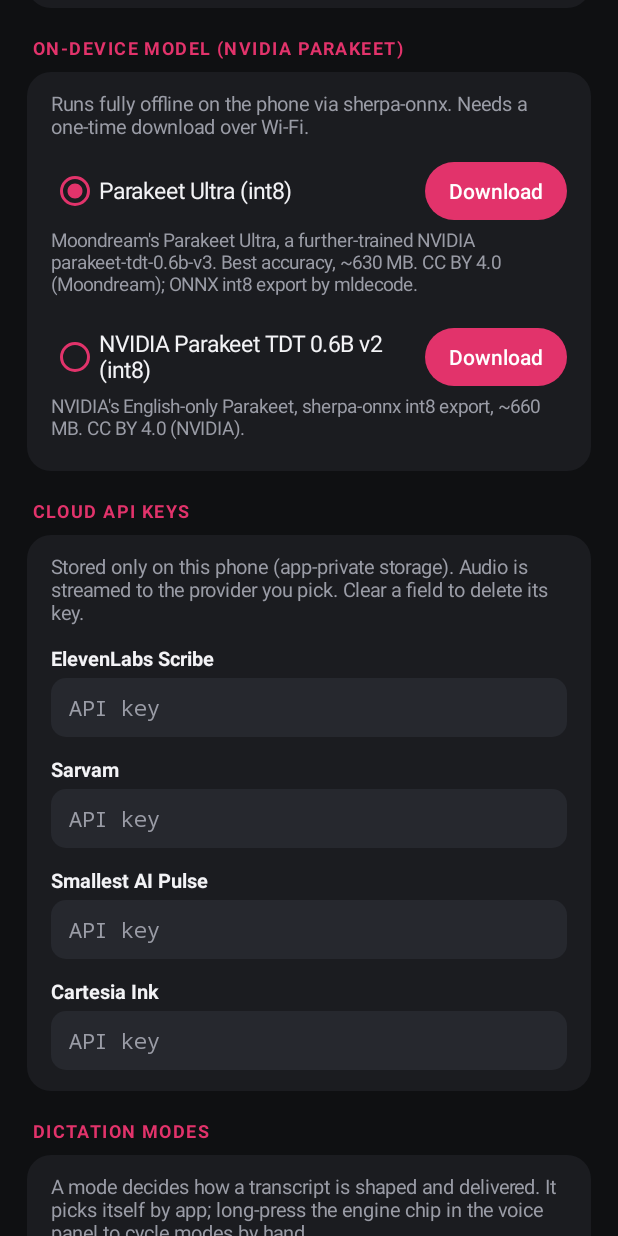
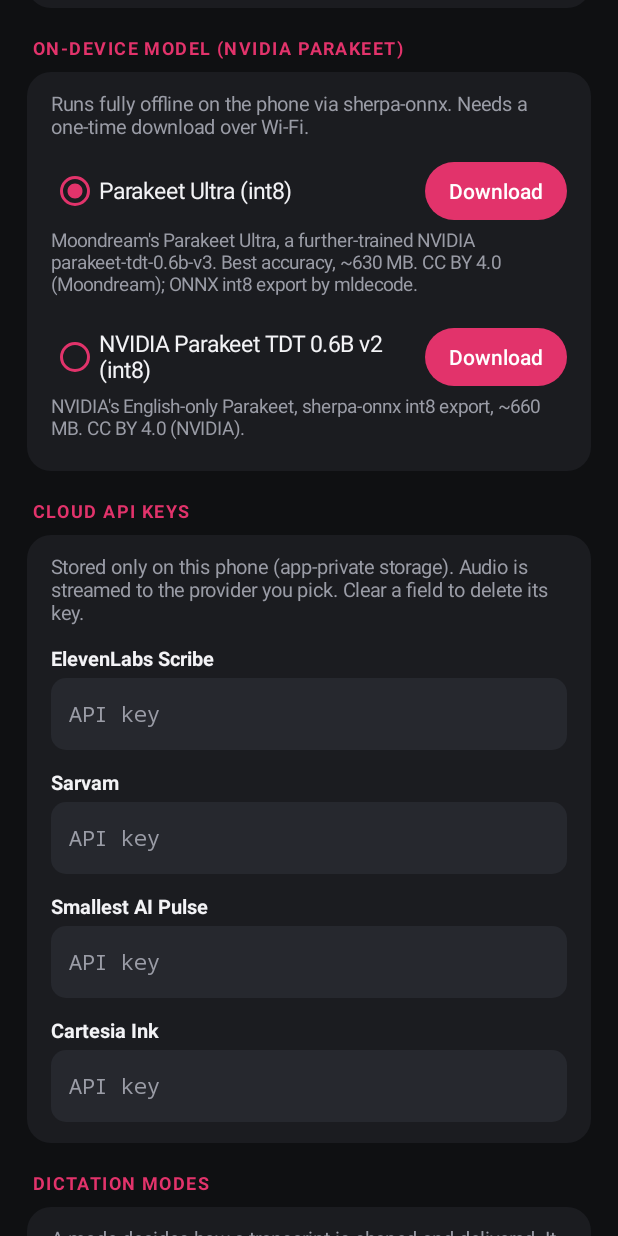
Before and after one commit to asispan/reev, an Android app: the screen it shows after launch (SettingsActivity), after a tap on "Get", on a phone screen of 412 x 824 dp. Run offline under Robolectric (Android 15) with nearby library versions, the phone set to English and light mode, and no system bars; libraries missing offline, so code that uses them is left out: com.k2fsa.sherpa; 2 other taps on this screen came first.

Commit message:
Fixes from the third AI QA run
- Voice panel without an engine: the pill names the action and its cost
  ("Set up dictation · 629 MB download"), the status line quotes it, and the
  engine chip's dot turns grey ("not set up" for TalkBack)
- API key fields really are 48 dp: isSingleLine reset TextView.minHeight
- Engine segment labels wrap at large font instead of being clipped
- Setup no longer shifts under the finger once step 1 is done
- Gap between step labels and their badge or button; switch padding
- "Keyboard theme" says it themes the keyboard only
- History: says what is stored and where; one-tap "Turn on history"

```diff
--- a/app/src/main/java/com/asis/reev/SettingsActivity.kt
+++ b/app/src/main/java/com/asis/reev/SettingsActivity.kt
@@ -139,8 +139,9 @@ class SettingsActivity : Activity() {
         val segCloud = segment("API keys (cloud)")
         val seg = LinearLayout(this).apply {
             orientation = LinearLayout.HORIZONTAL; background = rounded(Color.parseColor("#26282E"), 12)
-            setPadding(dpi(3), 0, dpi(3), 0)
-            addView(segLocal, LinearLayout.LayoutParams(0, dpi(48), 1f)); addView(segCloud, LinearLayout.LayoutParams(0, dpi(48), 1f))
+            setPadding(dpi(3), 0, dpi(3), 0); isBaselineAligned = false
+            // The row wraps its content; MATCH_PARENT children all take the height of the tallest one, so the pill fills it.
+            addView(segLocal, LinearLayout.LayoutParams(0, LinearLayout.LayoutParams.MATCH_PARENT, 1f)); addView(segCloud, LinearLayout.LayoutParams(0, LinearLayout.LayoutParams.MATCH_PARENT, 1f))
         }
         val providers = LinearLayout(this).apply { orientation = LinearLayout.VERTICAL; setPadding(0, dpi(10), 0, 0) }
         providers.addView(text("Provider", 13.5f, fg, bold = true))
@@ -161,6 +162,8 @@ class SettingsActivity : Activity() {
             val local = prefs.engine == Engine.LOCAL
             segLocal.background = if (local) segPill() else null
             segCloud.background = if (local) null else segPill()
+            // Setting an InsetDrawable background replaces the view's padding with its insets: set ours afterwards.
+            segLocal.setPadding(dpi(6), dpi(8), dpi(6), dpi(8)); segCloud.setPadding(dpi(6), dpi(8), dpi(6), dpi(8))
             segLocal.setTextColor(if (local) Color.WHITE else sub); segCloud.setTextColor(if (local) sub else Color.WHITE)
             providers.visibility = if (local) View.GONE else View.VISIBLE
             segLocal.isSelected = local; segCloud.isSelected = !local   // announced by screen readers
@@ -210,7 +213,8 @@ class SettingsActivity : Activity() {
 
         // ---- typing
         val typ = section("Keyboard")
-        typ.addView(text("Theme", 13.5f, fg, bold = true).also { it.setPadding(0, dpi(4), 0, dpi(2)) })
+        typ.addView(text("Keyboard theme", 13.5f, fg, bold = true).also { it.setPadding(0, dpi(4), 0, dpi(2)) })
+        typ.addView(text("Changes the keyboard only. Reev's own screens stay dark.", 12.5f, sub))
         // Three labels in one row don't fit at large font or on narrow screens: stack them.
         val tg = RadioGroup(this).apply {
             orientation = if (resources.configuration.fontScale >= 1.3f || resources.configuration.screenWidthDp < 380) RadioGroup.VERTICAL else RadioGroup.HORIZONTAL
@@ -259,7 +263,8 @@ class SettingsActivity : Activity() {
         val current = Settings.Secure.getString(contentResolver, Settings.Secure.DEFAULT_INPUT_METHOD)?.startsWith(packageName) == true
         val mic = checkSelfPermission(Manifest.permission.RECORD_AUDIO) == PackageManager.PERMISSION_GRANTED
         step(box, "1. Enable Reev", enabled, "Enable") { startActivity(Intent(Settings.ACTION_INPUT_METHOD_SETTINGS)) }
-        if (!enabled) box.addView(text("Android will show one or two warnings (about collecting typed text, and about unlocking after a restart). " +
+        // Always shown, worded for before and after: removing it once enabled moved "Switch" up under the finger.
+        box.addView(text("Android shows one or two warnings when you enable a keyboard (about collecting typed text, and about unlocking after a restart). " +
             "They appear for any keyboard you install. Tap OK on each; pressing Back cancels.", 12.5f, sub)
             .also { it.setPadding(0, 0, 0, dpi(6)) })
         step(box, "2. Switch to Reev", current, "Switch") { imm.showInputMethodPicker() }
@@ -282,7 +287,7 @@ class SettingsActivity : Activity() {
 
     private fun step(box: LinearLayout, label: String, done: Boolean, action: String, doneLabel: String = "✓ Done", onClick: () -> Unit) {
         val row = LinearLayout(this).apply { orientation = LinearLayout.HORIZONTAL; gravity = Gravity.CENTER_VERTICAL; setPadding(0, dpi(1), 0, dpi(1)); minimumHeight = dpi(50) }
-        row.addView(text(label, 15f, fg), LinearLayout.LayoutParams(0, -2, 1f))
+        row.addView(text(label, 15f, fg), LinearLayout.LayoutParams(0, -2, 1f).apply { marginEnd = dpi(12) })
         if (done) row.addView(text(doneLabel, 14f, Color.parseColor("#5BD68A"), bold = true))
         else row.addView(button(action, onClick))
         box.addView(row)
@@ -324,8 +329,11 @@ class SettingsActivity : Activity() {
     private fun keyField(parent: LinearLayout, e: Engine) {
         parent.addView(text(e.title, 13.5f, fg, bold = true).also { it.setPadding(0, dpi(12), 0, dpi(4)) })
         val et = EditText(this).apply {
-            setText(prefs.apiKey(e)); hint = "API key"; setTextColor(fg); setHintTextColor(sub); textSize = 14f; minHeight = dpi(48)
+            setText(prefs.apiKey(e)); hint = "API key"; setTextColor(fg); setHintTextColor(sub); textSize = 14f
             isSingleLine = true
+            // After isSingleLine: setSingleLine() calls setLines(1), which overwrites TextView.minHeight.
+            // View.minimumHeight is separate and survives it.
+            minHeight = dpi(48); minimumHeight = dpi(48)
             inputType = InputType.TYPE_CLASS_TEXT or InputType.TYPE_TEXT_VARIATION_PASSWORD
             transformationMethod = android.text.method.PasswordTransformationMethod.getInstance()
             background = rounded(Color.parseColor("#26282E"), 10)
@@ -342,6 +350,7 @@ class SettingsActivity : Activity() {
     private fun toggle(parent: LinearLayout, label: String, v: Boolean, set: (Boolean) -> Unit) {
         parent.addView(Switch(this).apply {
             text = label; isChecked = v; setTextColor(fg); textSize = 15f; setPadding(0, dpi(8), 0, dpi(8)); minHeight = dpi(48); gravity = Gravity.CENTER_VERTICAL
+            switchPadding = dpi(16)   // gap between the label and the switch, on whichever side the switch is
             thumbTintList = android.content.res.ColorStateList(arrayOf(intArrayOf(android.R.attr.state_checked), intArrayOf()), intArrayOf(accent, Color.GRAY))
             setOnCheckedChangeListener { _, c -> set(c) }
         })
@@ -363,6 +372,7 @@ class SettingsActivity : Activity() {
 
     private fun segment(s: String) = TextView(this).apply {
         text = s; textSize = 14.5f; gravity = Gravity.CENTER; typeface = Typeface.DEFAULT_BOLD; isClickable = true
+        minHeight = dpi(48)   // grows past 48 dp when the label wraps; padding is set in showMode()
     }
 
     /** Selected-segment pill, inset 3 dp top and bottom so the segment itself can be 48 dp tall. */
@@ -472,7 +482,7 @@ class SettingsActivity : Activity() {
 
     private fun field(value: String, hint: String, secret: Boolean, onChange: (String) -> Unit): EditText {
         val et = EditText(this).apply {
-            setText(value); this.hint = hint; setTextColor(fg); setHintTextColor(sub); textSize = 14f; isSingleLine = true; minHeight = dpi(48)
+            setText(value); this.hint = hint; setTextColor(fg); setHintTextColor(sub); textSize = 14f; isSingleLine = true; minHeight = dpi(48); minimumHeight = dpi(48)
             background = rounded(Color.parseColor("#26282E"), 10); setPadding(dpi(12), dpi(10), dpi(12), dpi(10))
             if (secret) {
                 inputType = InputType.TYPE_CLASS_TEXT or InputType.TYPE_TEXT_VARIATION_PASSWORD
--- a/app/src/main/java/com/asis/reev/ui/VoicePanel.kt
+++ b/app/src/main/java/com/asis/reev/ui/VoicePanel.kt
@@ -208,7 +208,8 @@ class VoicePanel(ctx: Context, private val pal: Palette) : View(ctx) {
         // controls
         val cr = chipRect()
         c.drawRoundRect(cr, ctlH / 2, ctlH / 2, if (pressed == 1) pressPaint else chip)
-        c.drawCircle(cr.left + context.dp(16f), cr.centerY(), context.dp(4f), accent)
+        // Status dot: accent when the engine is ready, grey when it still needs setting up.
+        c.drawCircle(cr.left + context.dp(16f), cr.centerY(), context.dp(4f), if (talkEnabled) accent else hintText)
         val fm = chipText.fontMetrics
         c.drawText(engineLabel, cr.left + context.dp(28f), cr.centerY() - (fm.ascent + fm.descent) / 2, chipText)
         Icons.chevronDown(c, cr.right - context.dp(14f), cr.centerY(), context.dp(18f), stroke)
@@ -245,7 +246,7 @@ class VoicePanel(ctx: Context, private val pal: Palette) : View(ctx) {
             out += A11yItem(6, "Cancel dictation", RectF(x - cr, y - cr, x + cr, y + cr))
         }
         hint?.let { out += A11yItem(7, if (hintTappable) "$it. Opens Reev settings" else it, RectF(0f, cy + r, width.toFloat(), ctlY - context.dp(4f)), clickable = hintTappable) }
-        out += A11yItem(1, "Speech engine, $engineLabel", chipRect())
+        out += A11yItem(1, "Speech engine, $engineLabel" + if (talkEnabled) "" else ", not set up", chipRect())
         out += A11yItem(4, "Space", spaceRect())
         out += A11yItem(2, "Delete", delRect())
         out += A11yItem(3, "Enter", enterRect())
```
Also changed, not shown: app/src/main/java/com/asis/reev/HistoryActivity.kt (+9 -2 lines), app/src/main/java/com/asis/reev/ReevService.kt (+19 -5 lines).
